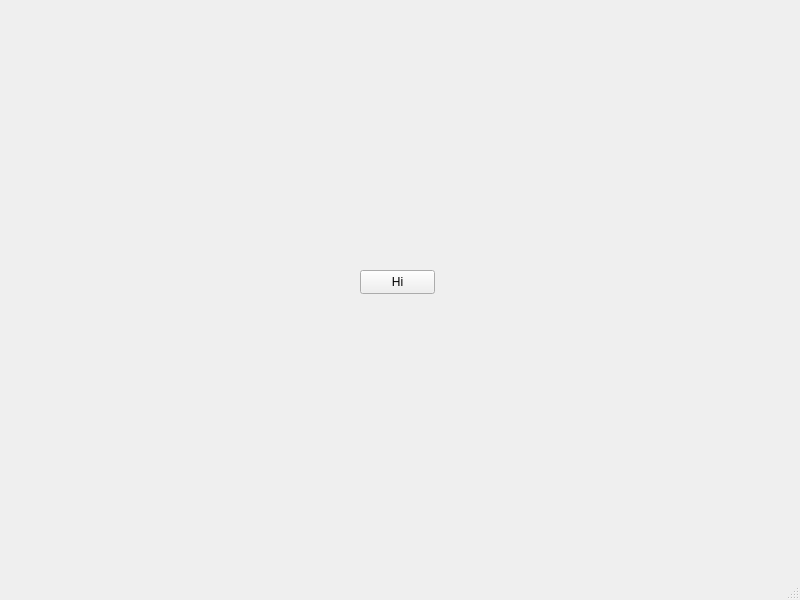
Above: pyqt/2. HI 프로그램/ui.ui from kikkd/PyQT before the change. Below: the same form after it.
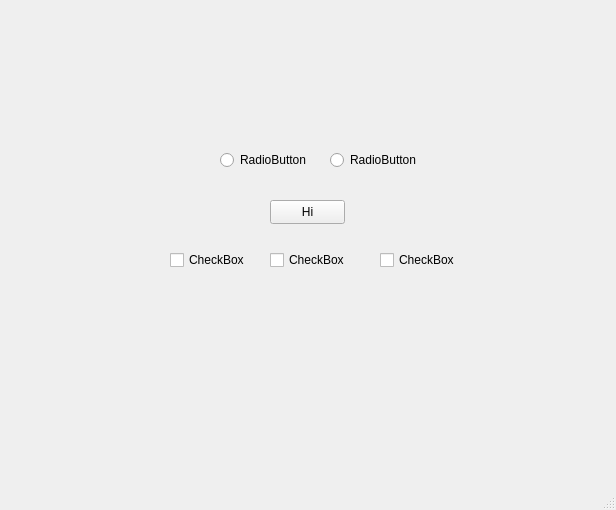
That is the form after the change.

```diff
--- a/pyqt/2. HI 프로그램/ui.ui
+++ b/pyqt/2. HI 프로그램/ui.ui
@@ -6,8 +6,8 @@
    <rect>
     <x>0</x>
     <y>0</y>
-    <width>800</width>
-    <height>600</height>
+    <width>616</width>
+    <height>510</height>
    </rect>
   </property>
   <property name="windowTitle">
@@ -17,8 +17,8 @@
    <widget class="QPushButton" name="btn_hi">
     <property name="geometry">
      <rect>
-      <x>360</x>
-      <y>270</y>
+      <x>270</x>
+      <y>200</y>
       <width>75</width>
       <height>24</height>
      </rect>
@@ -27,6 +27,71 @@
      <string>Hi</string>
     </property>
    </widget>
+   <widget class="QRadioButton" name="radio_1">
+    <property name="geometry">
+     <rect>
+      <x>220</x>
+      <y>150</y>
+      <width>89</width>
+      <height>20</height>
+     </rect>
+    </property>
+    <property name="text">
+     <string>RadioButton</string>
+    </property>
+   </widget>
+   <widget class="QRadioButton" name="radio_2">
+    <property name="geometry">
+     <rect>
+      <x>330</x>
+      <y>150</y>
+      <width>89</width>
+      <height>20</height>
+     </rect>
+    </property>
+    <property name="text">
+     <string>RadioButton</string>
+    </property>
+   </widget>
+   <widget class="QCheckBox" name="chk_1">
+    <property name="geometry">
+     <rect>
+      <x>170</x>
+      <y>250</y>
+      <width>76</width>
+      <height>20</height>
+     </rect>
+    </property>
+    <property name="text">
+     <string>CheckBox</string>
+    </property>
+   </widget>
+   <widget class="QCheckBox" name="chk_2">
+    <property name="geometry">
+     <rect>
+      <x>270</x>
+      <y>250</y>
+      <width>76</width>
+      <height>20</height>
+     </rect>
+    </property>
+    <property name="text">
+     <string>CheckBox</string>
+    </property>
+   </widget>
+   <widget class="QCheckBox" name="chk_3">
+    <property name="geometry">
+     <rect>
+      <x>380</x>
+      <y>250</y>
+      <width>76</width>
+      <height>20</height>
+     </rect>
+    </property>
+    <property name="text">
+     <string>CheckBox</string>
+    </property>
+   </widget>
   </widget>
   <widget class="QMenuBar" name="menubar">
    <property name="geometry">
```
Left out of the diff: 2 changed lines with no effect on the pictures.
